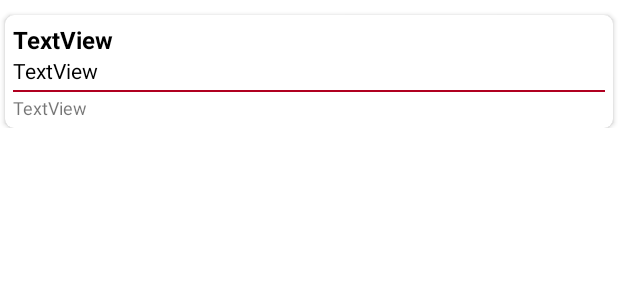
After one commit to poohxx/NoteList, an Android app: the layout note_list_item.xml on its own in the app's theme, with its tools: preview values and no code run, on a phone screen of 412 x 824 dp. The commit adds this screen. Shown: the top 300 px of the screen. Run offline under Robolectric (Android 15) with nearby library versions, the phone set to English and light mode, and no system bars.

Commit message:
add ListAdapter, NoteFragment

```diff
--- a/app/build.gradle
+++ b/app/build.gradle
@@ -40,6 +40,7 @@ dependencies {
     implementation 'androidx.core:core-ktx:1.7.0'
     //start
     implementation 'androidx.room:room-ktx:2.4.0'
+    implementation 'androidx.legacy:legacy-support-v4:1.0.0'
     kapt 'androidx.room:room-compiler:2.4.0'
     implementation 'androidx.lifecycle:lifecycle-livedata-ktx:2.4.0'
     implementation 'androidx.lifecycle:lifecycle-viewmodel-ktx:2.4.0'
--- a/app/src/main/java/com/poohxx/notelist/db/Dao.kt
+++ b/app/src/main/java/com/poohxx/notelist/db/Dao.kt
@@ -8,9 +8,10 @@ import kotlinx.coroutines.flow.Flow
 
 @Dao
 interface Dao {
-    @Query ("SELECT * FROM note_list")
+    @Query("SELECT * FROM note_list")
     fun getAllNotes(): Flow<List<NoteItem>>
+
     @Insert
-    suspend fun insertNote(note:NoteItem){
+    suspend fun insertNote(note: NoteItem) {
     }
 }
--- a/app/src/main/java/com/poohxx/notelist/entities/LibraryItem.kt
+++ b/app/src/main/java/com/poohxx/notelist/entities/LibraryItem.kt
@@ -5,9 +5,9 @@ import androidx.room.Entity
 import androidx.room.PrimaryKey
 
 @Entity(tableName = "libraryItem")
-class LibraryItem (
+class LibraryItem(
     @PrimaryKey(autoGenerate = true)
     val id: Int?,
     @ColumnInfo(name = "name")
-    val name:String
+    val name: String
 )
--- /dev/null
+++ b/app/src/main/res/layout/note_list_item.xml
@@ -0,0 +1,67 @@
+<?xml version="1.0" encoding="utf-8"?>
+<androidx.constraintlayout.widget.ConstraintLayout xmlns:android="http://schemas.android.com/apk/res/android"
+    xmlns:app="http://schemas.android.com/apk/res-auto"
+    xmlns:tools="http://schemas.android.com/tools"
+    android:layout_width="match_parent"
+    android:layout_height="wrap_content">
+
+    <androidx.cardview.widget.CardView
+        android:layout_width="0dp"
+        android:layout_height="wrap_content"
+        android:layout_marginStart="3dp"
+        android:layout_marginTop="10dp"
+        android:layout_marginEnd="3dp"
+        app:cardCornerRadius="6dp"
+        app:layout_constraintBottom_toBottomOf="parent"
+        app:layout_constraintEnd_toEndOf="parent"
+        app:layout_constraintStart_toStartOf="parent"
+        app:layout_constraintTop_toTopOf="parent">
+
+        <androidx.constraintlayout.widget.ConstraintLayout
+            android:layout_width="match_parent"
+            android:layout_height="match_parent">
+
+            <LinearLayout
+                android:layout_width="match_parent"
+                android:layout_height="match_parent"
+                android:orientation="vertical"
+                android:padding="5dp"
+                app:layout_constraintBottom_toBottomOf="parent"
+                app:layout_constraintEnd_toEndOf="parent"
+                app:layout_constraintStart_toStartOf="parent"
+                app:layout_constraintTop_toTopOf="parent">
+
+                <TextView
+                    android:id="@+id/tvTitle"
+                    android:layout_width="match_parent"
+                    android:layout_height="wrap_content"
+                    android:text="TextView"
+                    android:textColor="@color/black"
+                    android:textSize="16sp"
+                    android:textStyle="bold" />
+
+                <TextView
+                    android:id="@+id/tvDescription"
+                    android:layout_width="match_parent"
+                    android:layout_height="wrap_content"
+                    android:text="TextView"
+                    android:textColor="@color/black" />
+
+                <LinearLayout
+                    android:layout_width="match_parent"
+                    android:layout_height="1dp"
+                    android:layout_marginTop="3dp"
+                    android:background="@color/design_default_color_error"
+                    android:orientation="horizontal"></LinearLayout>
+
+                <TextView
+                    android:id="@+id/tvTime"
+                    android:layout_width="match_parent"
+                    android:layout_height="wrap_content"
+                    android:layout_marginTop="2dp"
+                    android:text="TextView"
+                    android:textSize="12sp" />
+            </LinearLayout>
+        </androidx.constraintlayout.widget.ConstraintLayout>
+    </androidx.cardview.widget.CardView>
+</androidx.constraintlayout.widget.ConstraintLayout>
--- a/app/src/main/res/values/strings.xml
+++ b/app/src/main/res/values/strings.xml
@@ -4,4 +4,6 @@
     <string name="notes">Notes</string>
     <string name="task_list">Task List</string>
     <string name="new_task">New Task</string>
+    <!-- TODO: Remove or change this placeholder text -->
+    <string name="hello_blank_fragment">Hello blank fragment</string>
 </resources>
```
Also changed, not shown: app/src/main/java/com/poohxx/notelist/activities/MainActivity.kt (+22 -12 lines), app/src/main/java/com/poohxx/notelist/db/MainDataBase.kt (+8 -5 lines), app/src/main/java/com/poohxx/notelist/db/NoteAdapter.kt (added, +53 -0 lines), app/src/main/java/com/poohxx/notelist/entities/NoteItem.kt (+6 -5 lines), app/src/main/java/com/poohxx/notelist/entities/TaskListItem.kt (+8 -8 lines), app/src/main/java/com/poohxx/notelist/entities/TaskListNames.kt (+6 -6 lines), app/src/main/java/com/poohxx/notelist/fragments/BaseFragment.kt (added, +8 -0 lines), app/src/main/java/com/poohxx/notelist/fragments/FragmentManager.kt (added, +14 -0 lines), app/src/main/java/com/poohxx/notelist/fragments/NoteFragment.kt (added, +29 -0 lines), app/src/main/res/layout/activity_main.xml (+12 -0 lines), app/src/main/res/layout/fragment_note.xml (added, +14 -0 lines).
